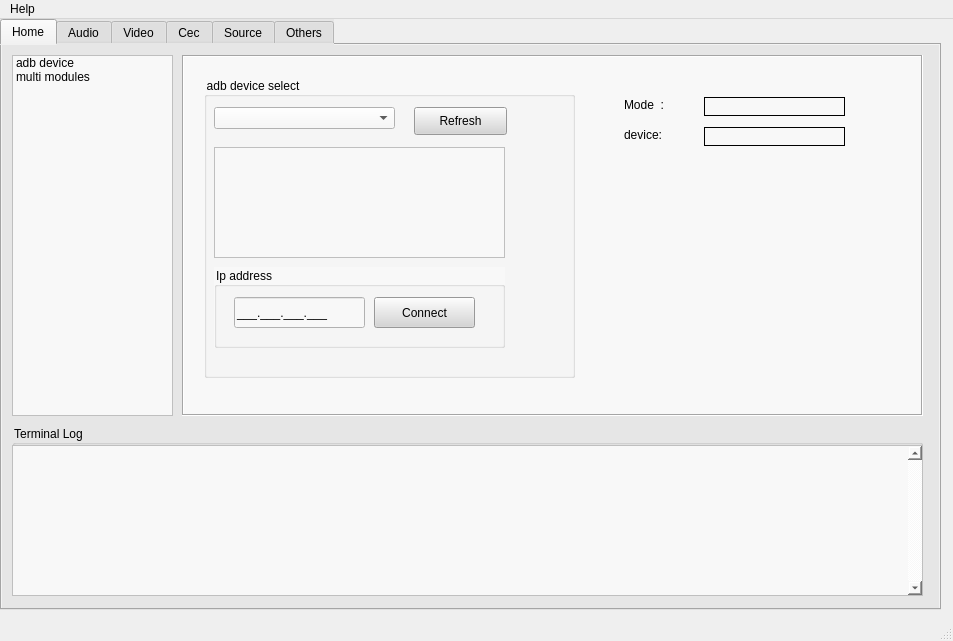
The window that am_debug.ui (Mia5210/debug_tool) describes before a commit, drawn with Qt 5.
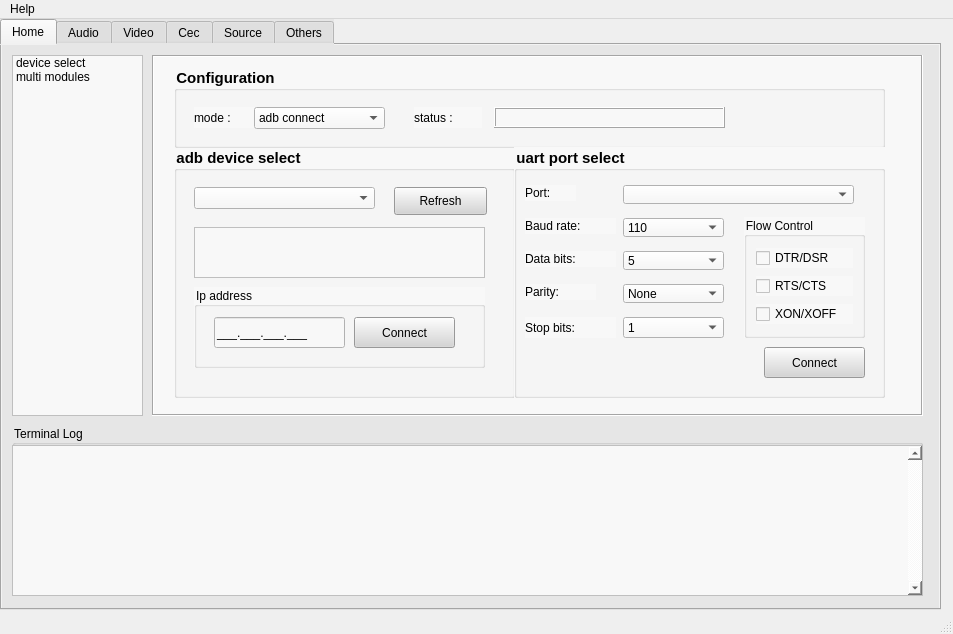
The same window after the commit. The open tabs and pages were chosen to show the change.

Commit message: add uart debug way, except data receive

Patch:
```diff
--- a/am_debug.ui
+++ b/am_debug.ui
@@ -7,7 +7,7 @@
     <x>0</x>
     <y>0</y>
     <width>953</width>
-    <height>641</height>
+    <height>634</height>
    </rect>
   </property>
   <property name="windowTitle">
@@ -79,7 +79,7 @@
        <rect>
         <x>10</x>
         <y>10</y>
-        <width>161</width>
+        <width>131</width>
         <height>361</height>
        </rect>
       </property>
@@ -88,7 +88,7 @@
       </property>
       <item>
        <property name="text">
-        <string>adb device</string>
+        <string>device select</string>
        </property>
       </item>
       <item>
@@ -100,9 +100,9 @@
      <widget class="QStackedWidget" name="AmlHome_stackedWidget">
       <property name="geometry">
        <rect>
-        <x>180</x>
+        <x>150</x>
         <y>10</y>
-        <width>741</width>
+        <width>771</width>
         <height>361</height>
        </rect>
       </property>
@@ -126,19 +126,26 @@
         <property name="geometry">
          <rect>
           <x>20</x>
-          <y>20</y>
-          <width>371</width>
-          <height>301</height>
+          <y>90</y>
+          <width>341</width>
+          <height>251</height>
          </rect>
         </property>
+        <property name="font">
+         <font>
+          <pointsize>11</pointsize>
+          <weight>75</weight>
+          <bold>true</bold>
+         </font>
+        </property>
         <property name="title">
          <string>adb device select</string>
         </property>
         <widget class="QComboBox" name="Home_adbDevSelect_comboBox">
          <property name="geometry">
           <rect>
-           <x>10</x>
-           <y>30</y>
+           <x>20</x>
+           <y>40</y>
            <width>181</width>
            <height>22</height>
           </rect>
@@ -147,8 +154,8 @@
         <widget class="QPushButton" name="Home_adbDevRefresh_btn">
          <property name="geometry">
           <rect>
-           <x>210</x>
-           <y>30</y>
+           <x>220</x>
+           <y>40</y>
            <width>93</width>
            <height>28</height>
           </rect>
@@ -163,8 +170,8 @@
         <widget class="QGroupBox" name="Home_adbIpAdress_groupBox">
          <property name="geometry">
           <rect>
-           <x>10</x>
-           <y>190</y>
+           <x>20</x>
+           <y>140</y>
            <width>291</width>
            <height>81</height>
           </rect>
@@ -205,71 +212,425 @@
         <widget class="QListView" name="Home_adbDev_listView">
          <property name="geometry">
           <rect>
-           <x>10</x>
-           <y>70</y>
+           <x>20</x>
+           <y>80</y>
            <width>291</width>
-           <height>111</height>
+           <height>51</height>
           </rect>
          </property>
         </widget>
        </widget>
-       <widget class="QLabel" name="label_33">
+       <widget class="QGroupBox" name="groupBox_8">
         <property name="geometry">
          <rect>
-          <x>520</x>
-          <y>70</y>
-          <width>141</width>
-          <height>19</height>
+          <x>20</x>
+          <y>10</y>
+          <width>711</width>
+          <height>81</height>
          </rect>
         </property>
-        <property name="frameShape">
-         <enum>QFrame::Box</enum>
+        <property name="font">
+         <font>
+          <pointsize>11</pointsize>
+          <weight>75</weight>
+          <bold>true</bold>
+         </font>
         </property>
-        <property name="text">
-         <string/>
+        <property name="title">
+         <string>Configuration</string>
         </property>
+        <widget class="QLabel" name="label_28">
+         <property name="geometry">
+          <rect>
+           <x>20</x>
+           <y>40</y>
+           <width>68</width>
+           <height>21</height>
+          </rect>
+         </property>
+         <property name="text">
+          <string>mode :</string>
+         </property>
+        </widget>
+        <widget class="QComboBox" name="Home_debugType_comboBox">
+         <property name="geometry">
+          <rect>
+           <x>80</x>
+           <y>40</y>
+           <width>131</width>
+           <height>22</height>
+          </rect>
+         </property>
+         <item>
+          <property name="text">
+           <string>adb connect</string>
+          </property>
+         </item>
+         <item>
+          <property name="text">
+           <string>uart connect</string>
+          </property>
+         </item>
+        </widget>
+        <widget class="QLabel" name="label_33">
+         <property name="geometry">
+          <rect>
+           <x>240</x>
+           <y>40</y>
+           <width>68</width>
+           <height>21</height>
+          </rect>
+         </property>
+         <property name="text">
+          <string>status :</string>
+         </property>
+        </widget>
+        <widget class="QLabel" name="Home_debugConectStatus_label">
+         <property name="geometry">
+          <rect>
+           <x>320</x>
+           <y>40</y>
+           <width>231</width>
+           <height>21</height>
+          </rect>
+         </property>
+         <property name="frameShape">
+          <enum>QFrame::Box</enum>
+         </property>
+         <property name="frameShadow">
+          <enum>QFrame::Raised</enum>
+         </property>
+         <property name="text">
+          <string/>
+         </property>
+        </widget>
        </widget>
-       <widget class="QLabel" name="label_34">
+       <widget class="QGroupBox" name="Home_uartPortSeclt_groupBox">
         <property name="geometry">
          <rect>
-          <x>440</x>
-          <y>70</y>
-          <width>71</width>
-          <height>16</height>
+          <x>360</x>
+          <y>90</y>
+          <width>371</width>
+          <height>251</height>
          </rect>
         </property>
-        <property name="text">
-         <string>device:</string>
+        <property name="font">
+         <font>
+          <pointsize>11</pointsize>
+          <weight>75</weight>
+          <bold>true</bold>
+         </font>
         </property>
-       </widget>
-       <widget class="QLabel" name="label_35">
-        <property name="geometry">
-         <rect>
-          <x>440</x>
-          <y>40</y>
-          <width>71</width>
-          <height>16</height>
-         </rect>
+        <property name="title">
+         <string>uart port select</string>
         </property>
-        <property name="text">
-         <string>Mode  :</string>
-        </property>
-       </widget>
-       <widget class="QLabel" name="label_36">
-        <property name="geometry">
-         <rect>
-          <x>520</x>
-          <y>40</y>
-          <width>141</width>
-          <height>19</height>
-         </rect>
-        </property>
-        <property name="frameShape">
-         <enum>QFrame::Box</enum>
-        </property>
-        <property name="text">
-         <string/>
-        </property>
+        <widget class="QLabel" name="label_31">
+         <property name="geometry">
+          <rect>
+           <x>11</x>
+           <y>38</y>
+           <width>51</width>
+           <height>16</height>
+          </rect>
+         </property>
+         <property name="text">
+          <string>Port:</string>
+         </property>
+        </widget>
+        <widget class="QLabel" name="label_32">
+         <property name="geometry">
+          <rect>
+           <x>11</x>
+           <y>71</y>
+           <width>91</width>
+           <height>16</height>
+          </rect>
+         </property>
+         <property name="text">
+          <string>Baud rate:</string>
+         </property>
+        </widget>
+        <widget class="QLabel" name="label_41">
+         <property name="geometry">
+          <rect>
+           <x>11</x>
+           <y>104</y>
+           <width>91</width>
+           <height>16</height>
+          </rect>
+         </property>
+         <property name="text">
+          <string>Data bits:</string>
+         </property>
+        </widget>
+        <widget class="QLabel" name="label_42">
+         <property name="geometry">
+          <rect>
+           <x>11</x>
+           <y>137</y>
+           <width>71</width>
+           <height>16</height>
+          </rect>
+         </property>
+         <property name="text">
+          <string>Parity:</string>
+         </property>
+        </widget>
+        <widget class="QLabel" name="label_43">
+         <property name="geometry">
+          <rect>
+           <x>11</x>
+           <y>170</y>
+           <width>91</width>
+           <height>21</height>
+          </rect>
+         </property>
+         <property name="text">
+          <string>Stop bits:</string>
+         </property>
+        </widget>
+        <widget class="QComboBox" name="Home_uartPort_comboBox">
+         <property name="geometry">
+          <rect>
+           <x>109</x>
+           <y>38</y>
+           <width>231</width>
+           <height>19</height>
+          </rect>
+         </property>
+        </widget>
+        <widget class="QComboBox" name="Home_uartBaudRate_comboBox">
+         <property name="geometry">
+          <rect>
+           <x>109</x>
+           <y>71</y>
+           <width>101</width>
+           <height>19</height>
+          </rect>
+         </property>
+         <item>
+          <property name="text">
+           <string>110</string>
+          </property>
+         </item>
+         <item>
+          <property name="text">
+           <string>300</string>
+          </property>
+         </item>
+         <item>
+          <property name="text">
+           <string>600</string>
+          </property>
+         </item>
+         <item>
+          <property name="text">
+           <string>1200</string>
+          </property>
+         </item>
+         <item>
+          <property name="text">
+           <string>2400</string>
+          </property>
+         </item>
+         <item>
+          <property name="text">
+           <string>4800</string>
+          </property>
+         </item>
+         <item>
+          <property name="text">
+           <string>9600</string>
+          </property>
+         </item>
+         <item>
+          <property name="text">
+           <string>14400</string>
+          </property>
+         </item>
+         <item>
+          <property name="text">
+           <string>19200</string>
+          </property>
+         </item>
+         <item>
+          <property name="text">
+           <string>38400</string>
+          </property>
+         </item>
+         <item>
+          <property name="text">
+           <string>57600</string>
+          </property>
+         </item>
+         <item>
+          <property name="text">
+           <string>115200</string>
+          </property>
+         </item>
+         <item>
+          <property name="text">
+           <string>230400</string>
+          </property>
+         </item>
+         <item>
+          <property name="text">
+           <string>380400</string>
+          </property>
+         </item>
+         <item>
+          <property name="text">
+           <string>460800</string>
+          </property>
+         </item>
+         <item>
+          <property name="text">
+           <string>921600</string>
+          </property>
+         </item>
+        </widget>
+        <widget class="QComboBox" name="Home_uartDataBit_comboBox">
+         <property name="geometry">
+          <rect>
+           <x>109</x>
+           <y>104</y>
+           <width>101</width>
+           <height>19</height>
+          </rect>
+         </property>
+         <item>
+          <property name="text">
+           <string>5</string>
+          </property>
+         </item>
+         <item>
+          <property name="text">
+           <string>6</string>
+          </property>
+         </item>
+         <item>
+          <property name="text">
+           <string>7</string>
+          </property>
+         </item>
+         <item>
+          <property name="text">
+           <string>8</string>
+          </property>
+         </item>
+        </widget>
+        <widget class="QComboBox" name="Home_uartParity_comboBox">
+         <property name="geometry">
+          <rect>
+           <x>109</x>
+           <y>137</y>
+           <width>101</width>
+           <height>19</height>
+          </rect>
+         </property>
+         <item>
+          <property name="text">
+           <string>None</string>
+          </property>
+         </item>
+         <item>
+          <property name="text">
+           <string>Odd</string>
+          </property>
+         </item>
+         <item>
+          <property name="text">
+           <string>Even</string>
+          </property>
+         </item>
+         <item>
+          <property name="text">
+           <string>Mark</string>
+          </property>
+         </item>
+         <item>
+          <property name="text">
+           <string>Space</string>
+          </property>
+         </item>
+        </widget>
+        <widget class="QComboBox" name="Home_uartStopBit_comboBox">
+         <property name="geometry">
+          <rect>
+           <x>109</x>
+           <y>170</y>
+           <width>101</width>
+           <height>21</height>
+          </rect>
+         </property>
+         <item>
+          <property name="text">
+           <string>1</string>
+          </property>
+         </item>
+         <item>
+          <property name="text">
+           <string>1.5</string>
+          </property>
+         </item>
+         <item>
+          <property name="text">
+           <string>2</string>
+          </property>
+         </item>
+        </widget>
+        <widget class="QGroupBox" name="Home_uartFlowCtrl_groupBox">
+         <property name="geometry">
+          <rect>
+           <x>230</x>
+           <y>70</y>
+           <width>121</width>
+           <height>121</height>
+          </rect>
+         </property>
+         <property name="title">
+          <string>Flow Control</string>
+         </property>
+         <layout class="QVBoxLayout" name="verticalLayout_5">
+          <item>
+           <widget class="QCheckBox" name="Home_uartDTRDSR_checkBox">
+            <property name="text">
+             <string>DTR/DSR</string>
+            </property>
+           </widget>
+          </item>
+          <item>
+           <widget class="QCheckBox" name="Home_uartRTSCTS_checkBox">
+            <property name="text">
+             <string>RTS/CTS</string>
+            </property>
+           </widget>
+          </item>
+          <item>
+           <widget class="QCheckBox" name="Home_uartXONXOFF_checkBox">
+            <property name="text">
+             <string>XON/XOFF</string>
+            </property>
+           </widget>
+          </item>
+         </layout>
+        </widget>
+        <widget class="QPushButton" name="Home_uartConnect_btn">
+         <property name="geometry">
+          <rect>
+           <x>250</x>
+           <y>200</y>
+           <width>101</width>
+           <height>31</height>
+          </rect>
+         </property>
+         <property name="styleSheet">
+          <string notr="true">background-color:#D5D5D5</string>
+         </property>
+         <property name="text">
+          <string>Connect</string>
+         </property>
+        </widget>
        </widget>
       </widget>
       <widget class="QWidget" name="Home_mulModules_page">
```
Left out of the diff: 339 changed lines with no effect on the pictures. The commit also changes 14 other files.
